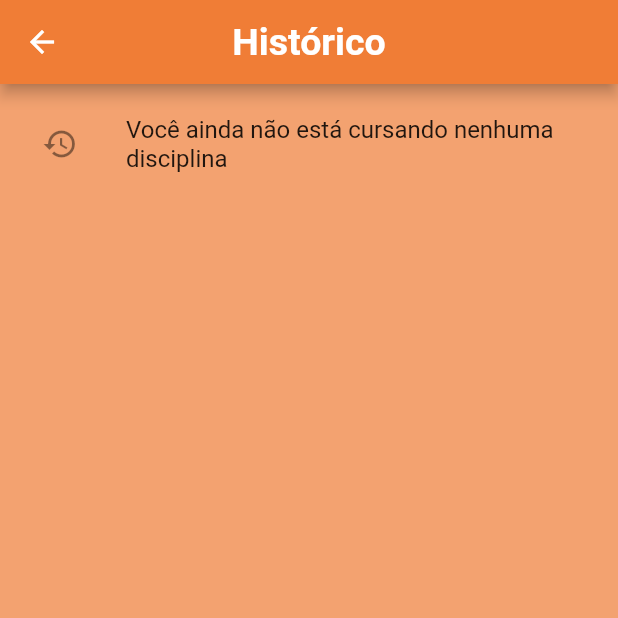
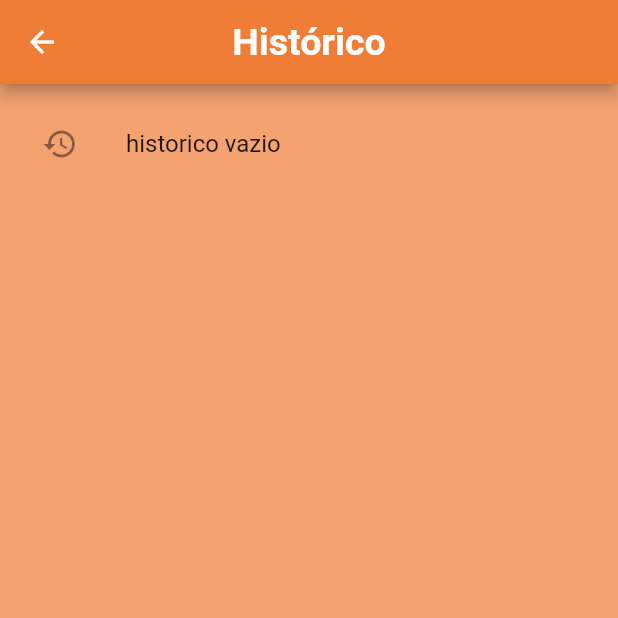
Before and after one commit to josevieirac/bnaming_app, a Flutter app: the historyPage screen opened directly, on a phone screen of 412 x 824 dp, the top half of it. Run offline on Flutter 3.47's test engine with Material 2 defaults, Android fonts, the phone set to English and light mode, and no system bars; our stand-ins replace charts_flutter; missing offline and left inert: mdi; network calls fail.

```diff
--- a/lib/views/Card/HistoryCard.dart
+++ b/lib/views/Card/HistoryCard.dart
@@ -1,8 +1,6 @@
 
 
-import 'dart:html';
 
-import 'package:flutter/cupertino.dart';
 import 'package:flutter/material.dart';
 import 'package:provider/provider.dart';
 
--- a/lib/views/historyPage/historyPage.dart
+++ b/lib/views/historyPage/historyPage.dart
@@ -39,16 +39,18 @@ class _historyPageState extends State<historyPage> {
             return historyList.Lista.isEmpty
             ?const ListTile(
               leading: Icon(Icons.history),
-              title: Text("Você ainda não está cursando nenhuma disciplina"),
+              title: Text("historico vazio"),
             )
-            : ListView.builder(
-              itemCount: historyList.Lista.length,
-              itemBuilder: (_,index){
-                return HistoryCard(history: historyList.Lista[index]);
-              },
+            : SizedBox(
+              child: ListView.builder(
+                itemCount: historyList.Lista.length,
+                itemBuilder: (_,index){
+                  return HistoryCard(history: historyList.Lista[index]);
+                },
 
 
-              );
+                ),
+            );
           }
           ) ,
         ),
```
Also changed, not shown: lib/Repository/HistoryRepository.dart (+4 -4 lines), lib/main.dart (+9 -1 lines), lib/views/homePage/home_page.dart (+8 -0 lines).
